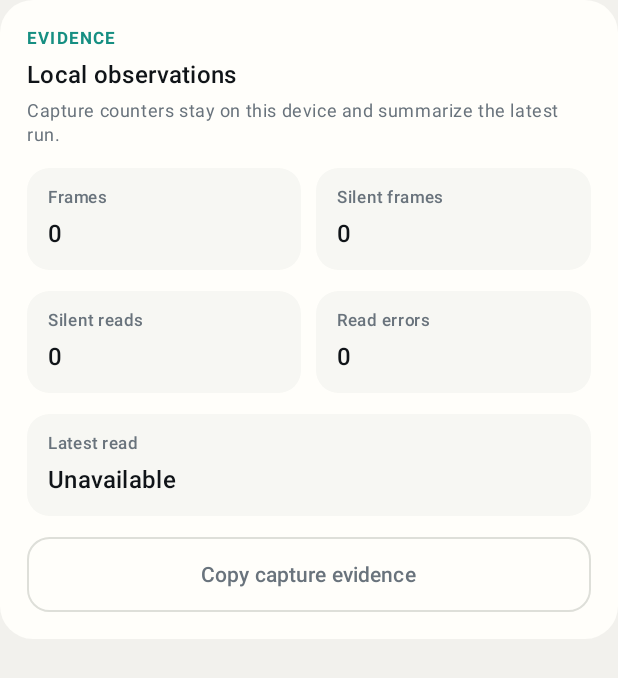
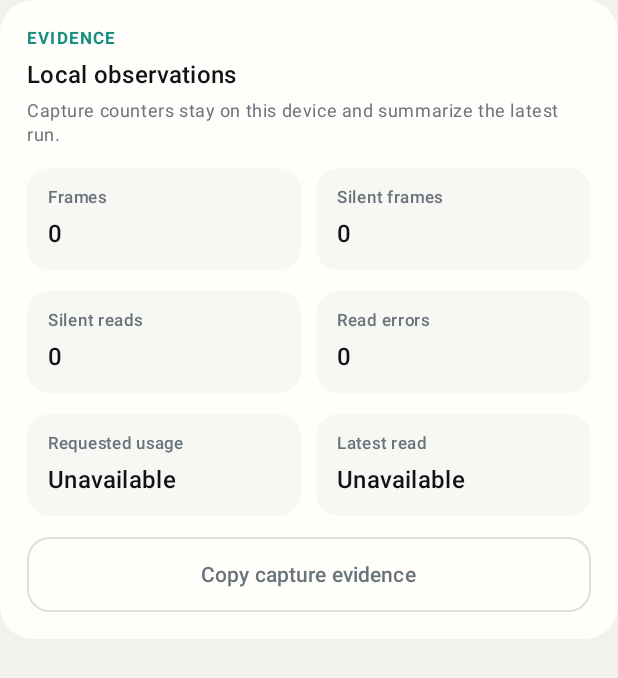
Before and after one commit to sonimesh-labs/sonimesh-dev, an Android app built with Jetpack Compose: the composable CaptureEvidenceCard shown on its own in the app's theme, on a phone screen of 412 x 824 dp. Shown: the top 678 px of the screen. Run offline under Robolectric (Android 15) with nearby library versions, the phone set to English and light mode, and no system bars.

Commit message:
feat(android): show capture source in evidence

```diff
--- a/apps/android/app/src/main/java/com/sonimesh/sender/CaptureScreen.kt
+++ b/apps/android/app/src/main/java/com/sonimesh/sender/CaptureScreen.kt
@@ -305,11 +305,18 @@ private fun CaptureEvidenceCard(
                 EvidenceItem("Silent reads", formatCount(evidence.silentReads), Modifier.weight(1f))
                 EvidenceItem("Read errors", formatCount(evidence.readErrors), Modifier.weight(1f))
             }
-            EvidenceItem(
-                "Latest read",
-                evidence.lastReadCompletionOffsetMillis?.let { "+${formatDuration(it)}" } ?: "Unavailable",
-                Modifier.fillMaxWidth(),
-            )
+            Row(modifier = Modifier.fillMaxWidth(), horizontalArrangement = Arrangement.spacedBy(10.dp)) {
+                EvidenceItem(
+                    "Requested usage",
+                    evidence.captureSource?.label() ?: "Unavailable",
+                    Modifier.weight(1f),
+                )
+                EvidenceItem(
+                    "Latest read",
+                    evidence.lastReadCompletionOffsetMillis?.let { "+${formatDuration(it)}" } ?: "Unavailable",
+                    Modifier.weight(1f),
+                )
+            }
             OutlinedButton(
                 modifier = Modifier
                     .fillMaxWidth()
```
